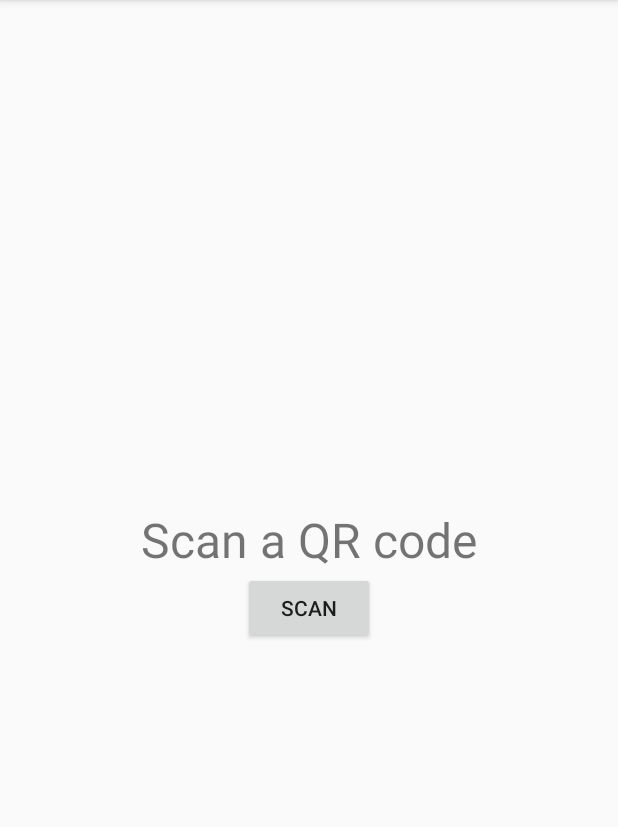
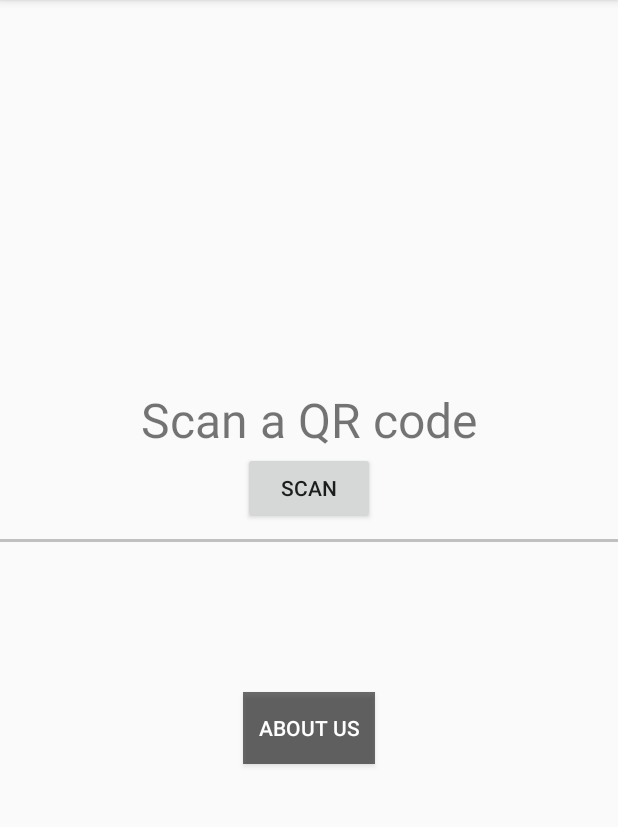
Before and after one commit to jeeva2812/cycle-scanner-app, an Android app: the screen it shows after launch (MainActivity), on a phone screen of 412 x 824 dp, the part 84-911 px from its top. Run offline under Robolectric (Android 15) with nearby library versions, the phone set to English and light mode, and no system bars; our stand-ins replace Picasso, Volley; pictures from the network do not load.

Commit message:
Added About Us

```diff
--- a/app/src/main/res/layout/activity_main.xml
+++ b/app/src/main/res/layout/activity_main.xml
@@ -4,11 +4,12 @@
         xmlns:tools="http://schemas.android.com/tools"
         xmlns:app="http://schemas.android.com/apk/res-auto"
         android:id="@+id/root_layout"
+        android:orientation="vertical"
         android:gravity="center"
-        android:orientation="vertical"
         android:layout_width="match_parent"
         android:layout_height="match_parent"
         tools:context=".MainActivity">
+
 
     <TextView
             android:textSize="32sp"
@@ -22,4 +23,21 @@
             android:layout_height="wrap_content"
             android:text="Scan"/>
 
+    <View
+            android:id="@+id/line"
+            android:layout_width="match_parent"
+            android:layout_height="2dp"
+            android:layout_marginTop="10dp"
+            android:layout_marginBottom="100dp"
+            android:background="#c0c0c0"/>
+
+    <Button
+            android:id="@+id/about"
+            style="@style/TextAppearance.AppCompat.Widget.Button.Inverse"
+            android:background="@color/common_google_signin_btn_text_light_focused"
+            android:text="About Us"
+            android:layout_width="wrap_content"
+            android:layout_height="wrap_content"/>
+
+
 </LinearLayout>
```
Also changed, not shown: app/src/main/AndroidManifest.xml (+6 -4 lines), app/src/main/java/com/example/gensecapp/AboutActivity.kt (added, +12 -0 lines), app/src/main/java/com/example/gensecapp/MainActivity.kt (+30 -24 lines), app/src/main/res/layout/activity_about.xml (added, +66 -0 lines), app/src/main/res/drawable/about_us.jpg (added).
